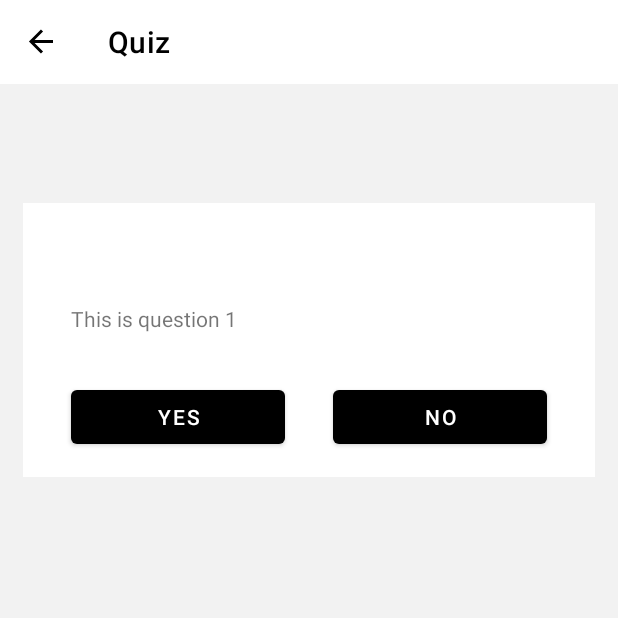
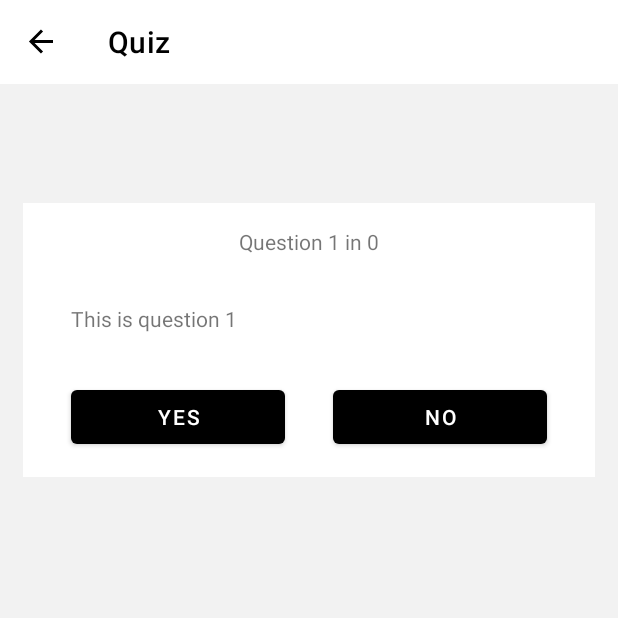
Before and after one commit to licwan62/Information-App, an Android app: the EscortingFragment screen opened through its navigation route, after a tap on an icon or button, on a phone screen of 412 x 824 dp, the top half of it. Run offline under Robolectric (Android 15) with nearby library versions, the phone set to English and light mode, and no system bars; our stand-ins replace Dagger/Hilt's generated code, Room's generated code, navigation-ui.

Commit message:
imp mvvm for quiz fragment

```diff
--- a/app/src/main/java/com/example/information_app/data/QuestionDao.kt
+++ b/app/src/main/java/com/example/information_app/data/QuestionDao.kt
@@ -12,8 +12,8 @@ import kotlinx.coroutines.flow.Flow
 interface QuestionDao {
 
     // get state of question answer on result page
-    @Query("SELECT * FROM question_table WHERE (id == :id)")
-    fun getQuestion(id: Int): Flow<List<Question>>
+    @Query("SELECT * FROM question_table WHERE (id == :id) LIMIT 1")
+    fun getQuestion(id: Int): Flow<Question>
 
     @Query("SELECT * FROM question_table")
     fun getAllQuestions(): Flow<List<Question>>
--- a/app/src/main/java/com/example/information_app/ui/escort/EscortingFragment.kt
+++ b/app/src/main/java/com/example/information_app/ui/escort/EscortingFragment.kt
@@ -19,7 +19,7 @@ class EscortingFragment : Fragment(R.layout.fragment_escorting) {
 
         button_quiz = view.findViewById(R.id.button_quiz)
         button_quiz.setOnClickListener {
-            val action = EscortingFragmentDirections.actionEscortingFragmentToQuizFragment()
+            val action = EscortingFragmentDirections.actionEscortingFragmentToQuizFragment(1)
             findNavController().navigate(action)
         }
 
--- a/app/src/main/java/com/example/information_app/ui/quiz/QuizFragment.kt
+++ b/app/src/main/java/com/example/information_app/ui/quiz/QuizFragment.kt
@@ -1,6 +1,7 @@
 package com.example.information_app.ui.quiz
 
 import android.os.Bundle
+import android.util.Log
 import android.view.View
 import android.widget.TextView
 import androidx.fragment.app.Fragment
@@ -15,10 +16,9 @@ import dagger.hilt.android.AndroidEntryPoint
 
 @AndroidEntryPoint
 class QuizFragment : Fragment(R.layout.fragment_quiz) {
+    private val viewModel: QuizViewModel by viewModels()
     private lateinit var text_view_description: TextView
     private lateinit var text_view_title: TextView
-
-    private val viewModel: QuizViewModel by viewModels()
 
     override fun onViewCreated(view: View, savedInstanceState: Bundle?) {
         super.onViewCreated(view, savedInstanceState)
@@ -31,21 +31,36 @@ class QuizFragment : Fragment(R.layout.fragment_quiz) {
 
         viewModel.loadQuestion()
 
-        viewModel.question.observe(viewLifecycleOwner){qustion ->
-            text_view_description.text = qustion.description
+        Log.d("view", "call on onViewCreated")
+
+        viewModel.question.observe(viewLifecycleOwner){question ->
+            text_view_title.text = "Question ${question.id} in " +
+                    "${viewModel.questionCount}"
+            text_view_description.text = question.description
         }
 
-        /*viewLifecycleOwner.lifecycleScope.launchWhenStarted {
+        viewLifecycleOwner.lifecycleScope.launchWhenStarted {
             viewModel.questionEvent.collect { event ->
                 when (event) {
                     is QuizViewModel.Event.Correct -> {
-                        findNavController().navigate(R.id.quizFragment)
+                        val bundle = Bundle().apply {
+                            putInt("questionId", viewModel.questionId++)
+                        }
+                        findNavController().navigate(R.id.quizFragment, bundle)
                     }
                     is QuizViewModel.Event.Wrong -> {
-                        findNavController().navigate(R.id.quizFragment)
+                        val bundle = Bundle().apply {
+                            putInt("questionId", viewModel.questionId)
+                        }
+                        findNavController().navigate(R.id.quizFragment, bundle)
                     }
                 }.exhaustive
             }
-        }*/
+        }
     }
+
+    /*override fun onDestroy() {
+        super.onDestroy()
+
+    }*/
 }
--- a/app/src/main/java/com/example/information_app/ui/quiz/QuizViewModel.kt
+++ b/app/src/main/java/com/example/information_app/ui/quiz/QuizViewModel.kt
@@ -1,9 +1,7 @@
 package com.example.information_app.ui.quiz
 
-import androidx.lifecycle.LiveData
-import androidx.lifecycle.MutableLiveData
-import androidx.lifecycle.ViewModel
-import androidx.lifecycle.viewModelScope
+import android.util.Log
+import androidx.lifecycle.*
 import com.example.information_app.data.Question
 import com.example.information_app.data.QuestionDao
 import dagger.hilt.android.lifecycle.HiltViewModel
@@ -14,25 +12,105 @@ import javax.inject.Inject
 
 @HiltViewModel
 class QuizViewModel @Inject constructor(
-    private val dao: QuestionDao
+    private val dao: QuestionDao,
+    private val state: SavedStateHandle // persist data and fetch arguments
 ) : ViewModel() {
 
+    var questionCount = 0
     private val _question = MutableLiveData<Question>()
     var question: LiveData<Question> = _question
 
-    val test = "test"
+    // state stored arguments in NavGraph
+    var questionId = state.get<Int>("questionId") ?: 0
+        set(value) {
+            field = value
+            state.set("questionId", value)
+        }
 
-    var questionId = 0
+    init {
+        printDatabase()
+        setQuestionCount()
+    }
 
-    var questionResponse = _question.value?.response ?: false
+    /**
+     * get user response to be stored in database
+     * compared to answer -if correct go next; if wrong show correct
+     */
+    fun onOptionClick(response: Boolean) {
+        val updatedQuestion = _question.value!!.copy(response = response)
+        updateQuestion(updatedQuestion)
 
-    fun onOptionClick() {
-        val updatedQuestion = _question.value!!.copy(response = questionResponse)
-        updateQuestion(updatedQuestion)
-        if (isCorrectAnswer()) {
-            goToNextQuestion()
+        if (isCorrectAnswer(response)) {
+            if (isQuizOver())
+                goToNextQuestion()
+            else
+                completeQuiz()
+        } else {
+            showCorrectAnwer()
+            showNextButton()
         }
     }
+
+    fun loadQuestion() = viewModelScope.launch {
+        if (questionId == 0){
+            Log.e("vm", "invalid zero question ID, arg not sent?")
+            return@launch
+        }
+
+        dao.getQuestion(questionId).collect { question ->
+            if (question != null) {
+                _question.value = question
+                Log.d("vm", "current question: ${_question.value}")
+            } else {
+                Log.e("vm", "failed to get question, id: $questionId")
+            }
+        }
+    }
+
+    fun printDatabase() = viewModelScope.launch {
+        dao.getAllQuestions().collect{ questions ->
+            if (questions.isNullOrEmpty()) {
+                Log.e("vm", "empty database")
+            }else{
+                questions.forEach { question ->
+                    Log.d("vm", "$question")
+                }
+            }
+        }
+    }
+
+    fun setQuestionCount() = viewModelScope.launch {
+        questionCount = dao.getCount()
+    }
+
+    fun goToNextQuestion() = viewModelScope.launch {
+        questionEventChannel.send(Event.Correct)
+    }
+
+    fun isCorrectAnswer(response: Boolean): Boolean {
+        return true
+    }
+
+    fun isQuizOver(): Boolean {
+        return true
+    }
+
+    fun showCorrectAnwer() {
+        return
+    }
+
+    fun completeQuiz() {
+        return
+    }
+
+    fun showNextButton() {
+        return
+    }
+
+    fun updateQuestion(question: Question) = viewModelScope.launch {
+        dao.update(question)
+    }
+
 
     private val questionEventChannel = Channel<Event>()
     val questionEvent = questionEventChannel.receiveAsFlow()
@@ -41,30 +119,4 @@ class QuizViewModel @Inject constructor(
         object Correct : Event()
         object Wrong : Event()
     }
-
-    fun loadQuestion() = viewModelScope.launch {
-//        dao.getQuestion(questionId).collect { questions ->
-//            if (questions.isEmpty()){
-//                return@collect
-//            }
-//            _question.postValue(questions.first())
-//        }
-        dao.getAllQuestions().collect { questions ->
-            if (questions.isEmpty()){
-                return@collect
-            }
-            _question.postValue(questions.first())
-        }
-        questionId++
-    }
-
-    fun goToNextQuestion() = viewModelScope.launch {
-        questionEventChannel.send(Event.Correct)
-    }
-
-    fun isCorrectAnswer(): Boolean = _question.value!!.isCorrect
-
-    fun updateQuestion(question: Question) = viewModelScope.launch {
-        dao.update(question)
-    }
 }
--- a/app/src/main/res/navigation/nav_graph.xml
+++ b/app/src/main/res/navigation/nav_graph.xml
@@ -50,7 +50,12 @@
         android:id="@+id/quizFragment"
         android:name="com.example.information_app.ui.quiz.QuizFragment"
         android:label="Quiz"
-        tools:layout="@layout/fragment_quiz"/>
+        tools:layout="@layout/fragment_quiz">
+        <argument
+            android:name="questionId"
+            app:argType="integer"
+            android:defaultValue="1" />
+    </fragment>
     <fragment
         android:id="@+id/quizResultFragment"
         android:name="com.example.information_app.ui.quiz_result.QuizResultFragment"
```
